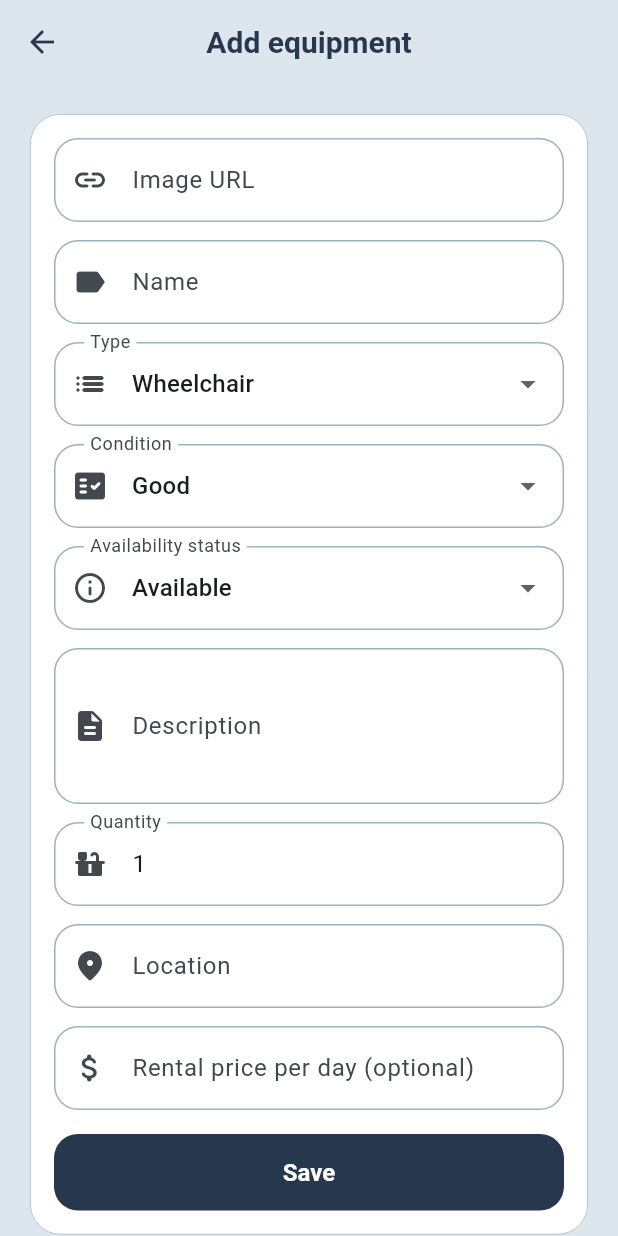
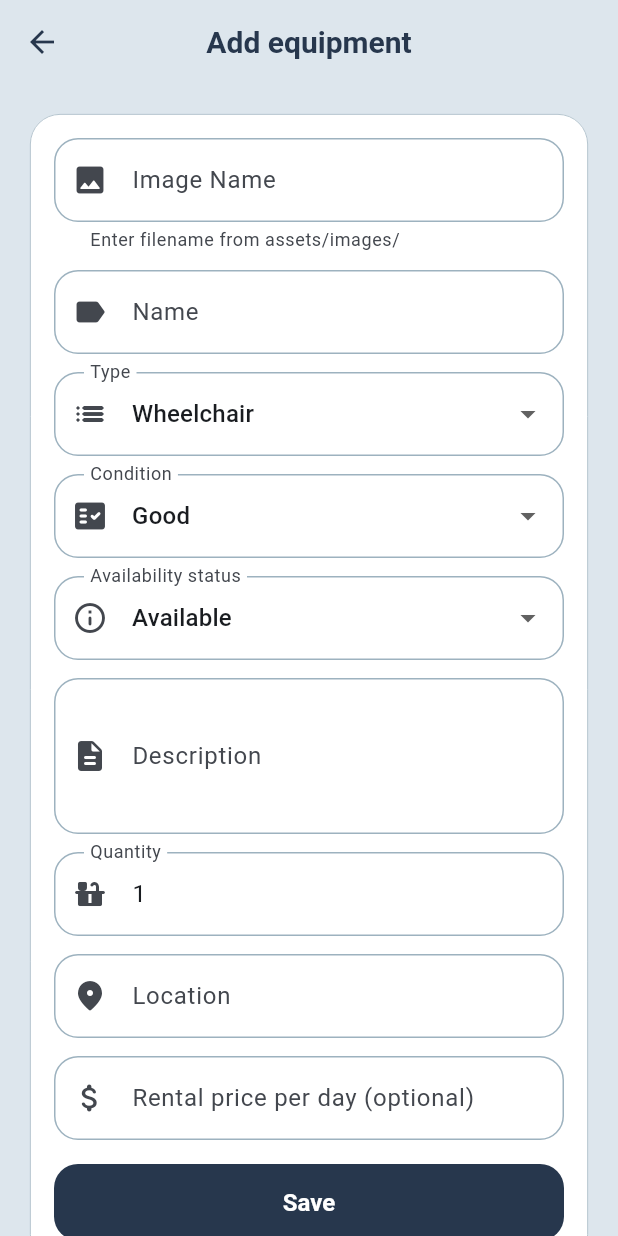
Before and after one commit to XMoCloud/ITCS444_Project, a Flutter app: the AddEquipmentPage screen opened directly, on a phone screen of 412 x 824 dp. Run offline on Flutter 3.47's test engine with Material 3 defaults, Android fonts, the phone set to English and light mode, and no system bars; our stand-ins replace cloud_firestore, firebase_auth, firebase_core, firebase_storage, image_picker; accounts and stored records are empty.

Commit message:
last update fr this time

```diff
--- a/lib/screens/donations/donation_form_page.dart
+++ b/lib/screens/donations/donation_form_page.dart
@@ -78,9 +78,10 @@ class _DonationFormPageState extends State<DonationFormPage> {
                     TextFormField(
                       controller: _imageCtrl,
                       decoration: const InputDecoration(
-                        labelText: 'Image URL',
-                        prefixIcon: Icon(Icons.link_rounded),
-                        hintText: 'https://example.com/image.jpg',
+                        labelText: 'Image Name',
+                        prefixIcon: Icon(Icons.image_rounded),
+                        hintText: 'e.g. wheelchair.png',
+                        helperText: 'Enter filename from assets/images/',
                       ),
                     ),
                     const SizedBox(height: 12),
--- a/lib/screens/inventory/add_equipment_page.dart
+++ b/lib/screens/inventory/add_equipment_page.dart
@@ -84,9 +84,10 @@ class _AddEquipmentPageState extends State<AddEquipmentPage> {
                     TextFormField(
                       controller: _imageCtrl,
                       decoration: const InputDecoration(
-                        labelText: 'Image URL',
-                        prefixIcon: Icon(Icons.link_rounded),
-                        hintText: 'https://example.com/image.jpg',
+                        labelText: 'Image Name',
+                        prefixIcon: Icon(Icons.image_rounded),
+                        hintText: 'e.g. wheelchair.png',
+                        helperText: 'Enter filename from assets/images/',
                       ),
                     ),
                     const SizedBox(height: 12),
--- a/lib/screens/inventory/edit_equipment_page.dart
+++ b/lib/screens/inventory/edit_equipment_page.dart
@@ -137,9 +137,10 @@ class _EditEquipmentPageState extends State<EditEquipmentPage> {
                   TextFormField(
                     controller: _imageCtrl,
                     decoration: const InputDecoration(
-                      labelText: 'Image URL',
-                      prefixIcon: Icon(Icons.link_rounded),
-                      hintText: 'https://example.com/image.jpg',
+                      labelText: 'Image Name',
+                      prefixIcon: Icon(Icons.image_rounded),
+                      hintText: 'e.g. wheelchair.png',
+                      helperText: 'Enter filename from assets/images/',
                     ),
                   ),
                   const SizedBox(height: 12),
--- a/pubspec.yaml
+++ b/pubspec.yaml
@@ -23,3 +23,5 @@ dev_dependencies:
 
 flutter:
   uses-material-design: true
+  assets:
+    - assets/images/
```
Also changed, not shown: lib/screens/donations/donations_page.dart (+29 -23 lines), lib/screens/inventory/equipment_card.dart (+40 -37 lines), assets/images/2.jpg (added), 2 other files.
